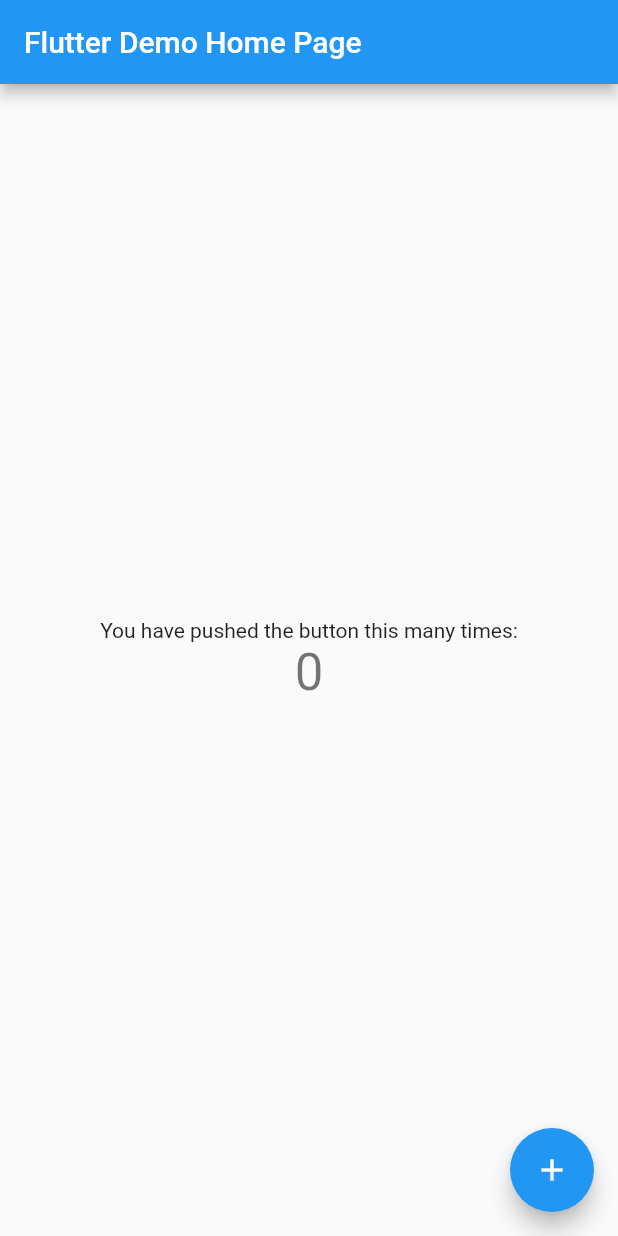
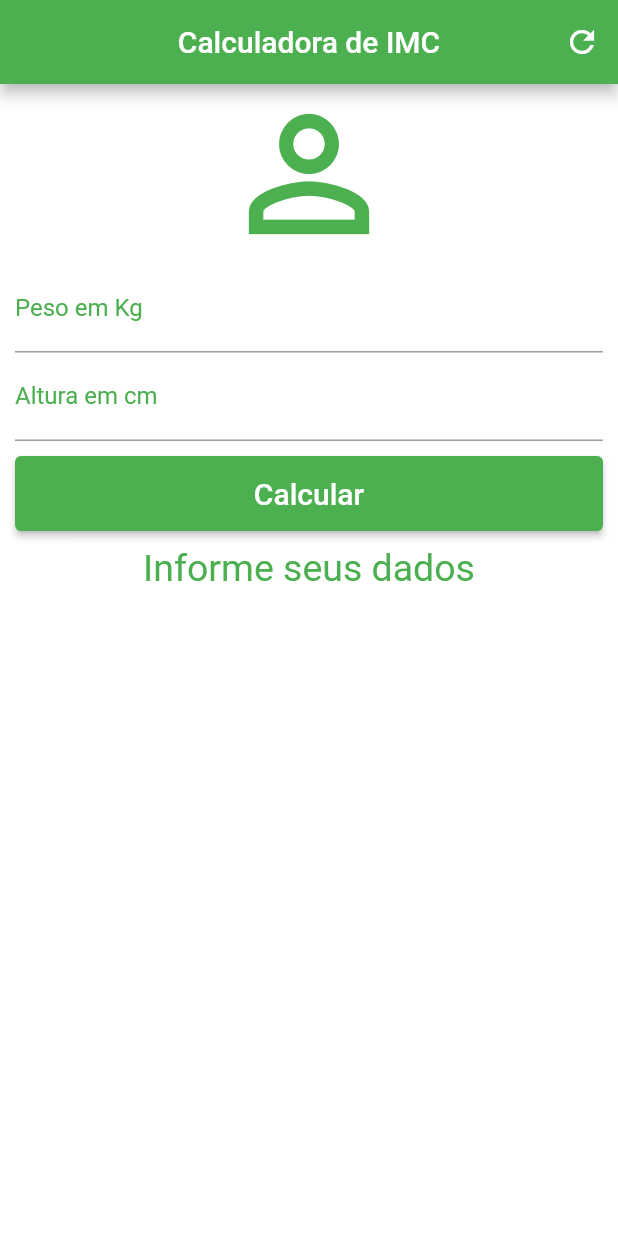
Before and after one commit to gabrielb3r/calculo_imc, a Flutter app: the screen it shows after launch, on a phone screen of 412 x 824 dp. Run offline on Flutter 3.47's test engine with Material 2 defaults, Android fonts, the phone set to English and light mode, and no system bars.

```diff
--- a/lib/main.dart
+++ b/lib/main.dart
@@ -1,113 +1,131 @@
 import 'package:flutter/material.dart';
 
 void main() {
-  runApp(MyApp());
+  runApp(MaterialApp(
+    home: Home(),
+  ));
 }
 
-class MyApp extends StatelessWidget {
-  // This widget is the root of your application.
+class Home extends StatefulWidget {
+  const Home({Key key}) : super(key: key);
+
   @override
-  Widget build(BuildContext context) {
-    return MaterialApp(
-      title: 'Flutter Demo',
-      theme: ThemeData(
-        // This is the theme of your application.
-        //
-        // Try running your application with "flutter run". You'll see the
-        // application has a blue toolbar. Then, without quitting the app, try
-        // changing the primarySwatch below to Colors.green and then invoke
-        // "hot reload" (press "r" in the console where you ran "flutter run",
-        // or simply save your changes to "hot reload" in a Flutter IDE).
-        // Notice that the counter didn't reset back to zero; the application
-        // is not restarted.
-        primarySwatch: Colors.blue,
-      ),
-      home: MyHomePage(title: 'Flutter Demo Home Page'),
-    );
-  }
+  _HomeState createState() => _HomeState();
 }
 
-class MyHomePage extends StatefulWidget {
-  MyHomePage({Key key, this.title}) : super(key: key);
+class _HomeState extends State<Home> {
+  TextEditingController weightController = TextEditingController();
+  TextEditingController heightController = TextEditingController();
 
-  // This widget is the home page of your application. It is stateful, meaning
-  // that it has a State object (defined below) that contains fields that affect
-  // how it looks.
+  GlobalKey<FormState> _formKey = GlobalKey();
 
-  // This class is the configuration for the state. It holds the values (in this
-  // case the title) provided by the parent (in this case the App widget) and
-  // used by the build method of the State. Fields in a Widget subclass are
-  // always marked "final".
+  String _infoText = "Informe seus dados";
 
-  final String title;
+  void _resetFields() {
+    weightController.text = "";
+    heightController.text = "";
+    setState(() {
+      _infoText = "";
+    });
 
-  @override
-  _MyHomePageState createState() => _MyHomePageState();
   }
 
-class _MyHomePageState extends State<MyHomePage> {
-  int _counter = 0;
-
-  void _incrementCounter() {
+  void _calculate() {
     setState(() {
-      // This call to setState tells the Flutter framework that something has
-      // changed in this State, which causes it to rerun the build method below
-      // so that the display can reflect the updated values. If we changed
-      // _counter without calling setState(), then the build method would not be
-      // called again, and so nothing would appear to happen.
-      _counter++;
+      double weight = double.parse(weightController.text);
+      double height = double.parse(heightController.text) / 100;
+      double imc = weight / (height * height);
+      if (imc < 18.6) {
+        _infoText = "Abaixo do Peso (${imc.toStringAsPrecision(4)})";
+      } else if (imc >= 18.6 && imc < 24.9) {
+        _infoText = "Peso Ideal (${imc.toStringAsPrecision(4)})";
+      } else if (imc >= 24.9 && imc < 29.9) {
+        _infoText = "Levemente Acima do Peso (${imc.toStringAsPrecision(4)})";
+      } else if (imc >= 29.9 && imc < 34.9) {
+        _infoText = "Obesidade Grau I (${imc.toStringAsPrecision(4)})";
+      } else if (imc >= 34.9 && imc < 39.9) {
+        _infoText = "Obesidade Grau II (${imc.toStringAsPrecision(4)})";
+      } else if (imc >= 40) {
+        _infoText = "Obesidade Grau III (${imc.toStringAsPrecision(4)})";
+      }
     });
   }
 
   @override
   Widget build(BuildContext context) {
-    // This method is rerun every time setState is called, for instance as done
-    // by the _incrementCounter method above.
-    //
-    // The Flutter framework has been optimized to make rerunning build methods
-    // fast, so that you can just rebuild anything that needs updating rather
-    // than having to individually change instances of widgets.
     return Scaffold(
         appBar: AppBar(
-        // Here we take the value from the MyHomePage object that was created by
-        // the App.build method, and use it to set our appbar title.
-        title: Text(widget.title),
+          title: Text("Calculadora de IMC"),
+          centerTitle: true,
+          backgroundColor: Colors.green,
+          actions: [
+            IconButton(icon: Icon(Icons.refresh), onPressed: _resetFields)
+          ],
         ),
-      body: Center(
-        // Center is a layout widget. It takes a single child and positions it
-        // in the middle of the parent.
+        backgroundColor: Colors.white,
+        body: SingleChildScrollView(
+          padding: EdgeInsets.fromLTRB(10.0, 0, 10.0, 0),
+          child: Form(
+            key: _formKey,
             child: Column(
-          // Column is also a layout widget. It takes a list of children and
-          // arranges them vertically. By default, it sizes itself to fit its
-          // children horizontally, and tries to be as tall as its parent.
-          //
-          // Invoke "debug painting" (press "p" in the console, choose the
-          // "Toggle Debug Paint" action from the Flutter Inspector in Android
-          // Studio, or the "Toggle Debug Paint" command in Visual Studio Code)
-          // to see the wireframe for each widget.
-          //
-          // Column has various properties to control how it sizes itself and
-          // how it positions its children. Here we use mainAxisAlignment to
-          // center the children vertically; the main axis here is the vertical
-          // axis because Columns are vertical (the cross axis would be
-          // horizontal).
-          mainAxisAlignment: MainAxisAlignment.center,
-          children: <Widget>[
-            Text(
-              'You have pushed the button this many times:',
+              crossAxisAlignment: CrossAxisAlignment.stretch,
+              children: [
+                Icon(Icons.person_outline, size: 120.0, color: Colors.green),
+                TextFormField(
+                  keyboardType: TextInputType.number,
+                  decoration: InputDecoration(
+                    labelText: "Peso em Kg",
+                    labelStyle: TextStyle(color: Colors.green),
+                  ),
+                  textAlign: TextAlign.center,
+                  style: TextStyle(color: Colors.green),
+                  controller: weightController,
+                  validator: (value){
+                    if(value.isEmpty){
+                      return "Insira seu peso!";
+                    }
+                  },
+                ),
+                TextFormField(
+                  keyboardType: TextInputType.number,
+                  decoration: InputDecoration(
+                    labelText: "Altura em cm",
+                    labelStyle: TextStyle(color: Colors.green),
+                  ),
+                  textAlign: TextAlign.center,
+                  style: TextStyle(color: Colors.green),
+                  controller: heightController,
+                  validator: (value){
+                    if(value.isEmpty){
+                      return "Insira Sua Altura!";
+                    }
+                  },
+                ),
+                Padding(
+                  padding: EdgeInsets.only(top: 10.0, bottom: 10.0),
+                  child: Container(
+                      height: 50.0,
+                      child: ElevatedButton(
+                        onPressed: (){
+                          if(_formKey.currentState.validate()){
+                            _calculate();
+                          }
+                        },
+                        child: Text(
+                          "Calcular",
+                          style: TextStyle(color: Colors.white, fontSize: 20),
+                        ),
+                        style: ElevatedButton.styleFrom(primary: Colors.green),
+                      )),
                 ),
                 Text(
-              '$_counter',
-              style: Theme.of(context).textTheme.headline4,
+                  _infoText,
+                  textAlign: TextAlign.center,
+                  style: TextStyle(color: Colors.green, fontSize: 25.0),
                 ),
               ],
             ),
           ),
-      floatingActionButton: FloatingActionButton(
-        onPressed: _incrementCounter,
-        tooltip: 'Increment',
-        child: Icon(Icons.add),
-      ), // This trailing comma makes auto-formatting nicer for build methods.
-    );
+        ));
   }
 }
```
Also changed, not shown: 1 other file. Lines whose indentation alone changed are shown as unchanged.
